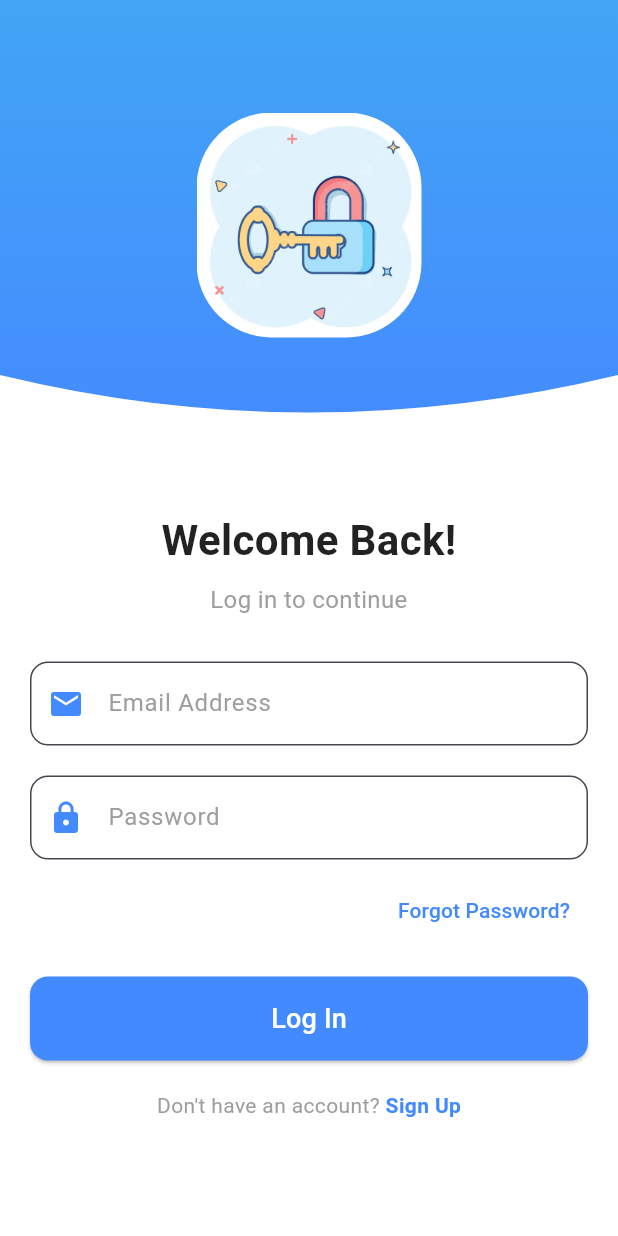
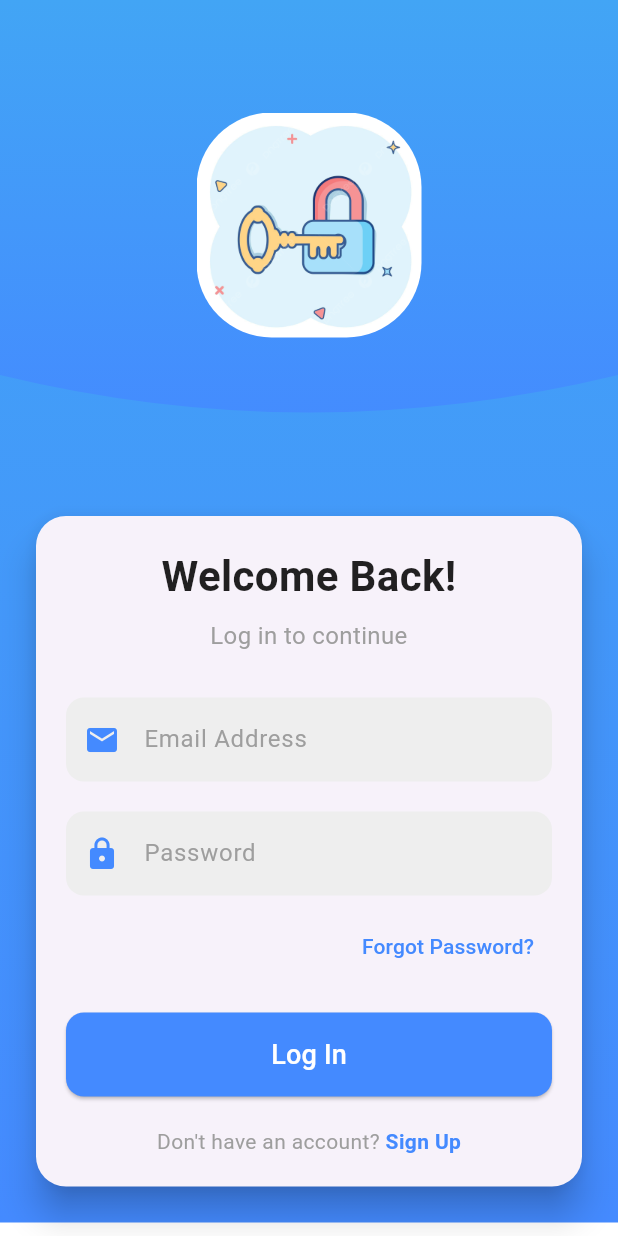
Before and after one commit to ATOROYO/food_delivery_app, a Flutter app: the screen it shows after launch, after a tap on "Sign Up", on a phone screen of 412 x 824 dp. Run offline on Flutter 3.47's test engine with Material 3 defaults, Android fonts, the phone set to English and light mode, and no system bars; our stand-ins replace cloud_firestore, firebase_auth, firebase_core; accounts and stored records are empty; statements that could not run were skipped.

Commit message:
Updated the login_screen

```diff
--- a/lib/screens/login_screen.dart
+++ b/lib/screens/login_screen.dart
@@ -37,8 +37,15 @@ class LoginScreenState extends State<LoginScreen> {
   @override
   Widget build(BuildContext context) {
     return Scaffold(
-      backgroundColor: Colors.white,
-      body: SingleChildScrollView(
+      body: Container(
+        decoration: BoxDecoration(
+          gradient: LinearGradient(
+            colors: [Colors.blue.shade400, Colors.blueAccent],
+            begin: Alignment.topCenter,
+            end: Alignment.bottomCenter,
+          ),
+        ),
+        child: SingleChildScrollView(
           child: Column(
             children: [
               // Curved Top Design
@@ -64,9 +71,8 @@ class LoginScreenState extends State<LoginScreen> {
                         borderRadius: BorderRadius.circular(50.0),
                         child: Image.asset(
                           'assets/icons/login_illustration.png',
-                        height: 150, // Adjust based on your needs
-                        fit: BoxFit
-                            .cover, // Or use BoxFit.contain for different behavior
+                          height: 150,
+                          fit: BoxFit.cover,
                         ),
                       ),
                     ),
@@ -75,6 +81,13 @@ class LoginScreenState extends State<LoginScreen> {
               ),
               const SizedBox(height: 20),
               Padding(
+                padding: const EdgeInsets.all(20.0),
+                child: Card(
+                  elevation: 10,
+                  shape: RoundedRectangleBorder(
+                    borderRadius: BorderRadius.circular(20),
+                  ),
+                  child: Padding(
                     padding: const EdgeInsets.all(20.0),
                     child: Column(
                       crossAxisAlignment: CrossAxisAlignment.stretch,
@@ -105,11 +118,12 @@ class LoginScreenState extends State<LoginScreen> {
                             hintStyle: const TextStyle(color: Colors.grey),
                             border: OutlineInputBorder(
                               borderRadius: BorderRadius.circular(12.0),
+                              borderSide: BorderSide.none,
                             ),
                             filled: true,
-                      fillColor: Colors.white,
-                      prefixIcon:
-                          const Icon(Icons.email, color: Colors.blueAccent),
+                            fillColor: Colors.grey.shade200,
+                            prefixIcon: const Icon(Icons.email,
+                                color: Colors.blueAccent),
                           ),
                         ),
                         const SizedBox(height: 20),
@@ -121,11 +135,12 @@ class LoginScreenState extends State<LoginScreen> {
                             hintStyle: const TextStyle(color: Colors.grey),
                             border: OutlineInputBorder(
                               borderRadius: BorderRadius.circular(12.0),
+                              borderSide: BorderSide.none,
                             ),
                             filled: true,
-                      fillColor: Colors.white,
-                      prefixIcon:
-                          const Icon(Icons.lock, color: Colors.blueAccent),
+                            fillColor: Colors.grey.shade200,
+                            prefixIcon: const Icon(Icons.lock,
+                                color: Colors.blueAccent),
                           ),
                         ),
                         const SizedBox(height: 10),
@@ -166,8 +181,7 @@ class LoginScreenState extends State<LoginScreen> {
                             ),
                             GestureDetector(
                               onTap: () {
-                          Navigator.pushNamed(
-                              context, '/signup'); // Add sign-up navigation
+                                Navigator.pushNamed(context, '/signup');
                               },
                               child: const Text(
                                 'Sign Up',
@@ -182,7 +196,10 @@ class LoginScreenState extends State<LoginScreen> {
                       ],
                     ),
                   ),
+                ),
+              ),
             ],
+          ),
         ),
       ),
     );
@@ -196,10 +213,10 @@ class CurvedClipper extends CustomClipper<Path> {
     final path = Path();
     path.lineTo(0, size.height - 50);
     path.quadraticBezierTo(
-      size.width / 2, // Control point x
-      size.height, // Control point y
-      size.width, // End point x
-      size.height - 50, // End point y
+      size.width / 2,
+      size.height,
+      size.width,
+      size.height - 50,
     );
     path.lineTo(size.width, 0);
     path.close();
```
Lines whose indentation alone changed are shown as unchanged.
